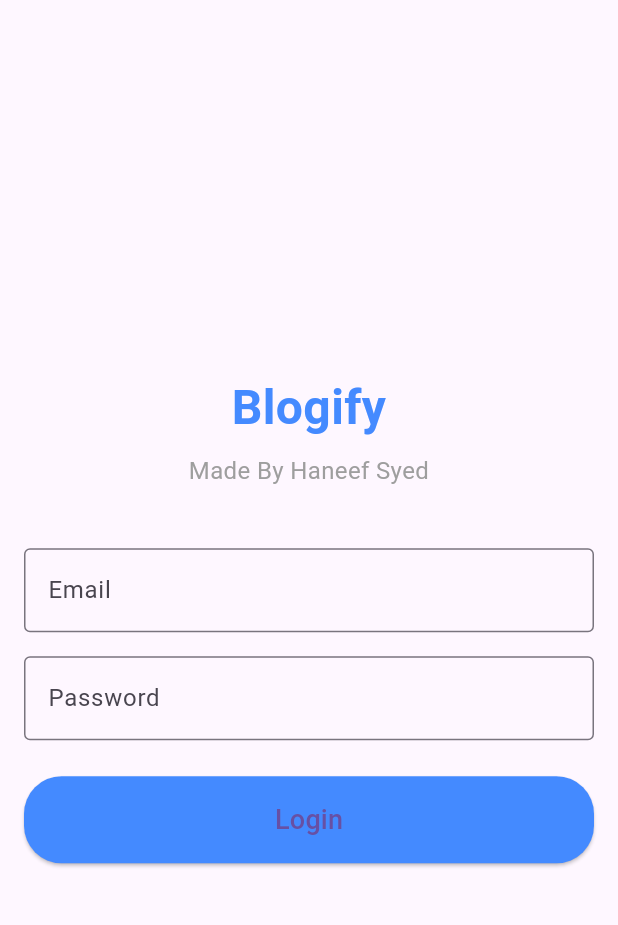
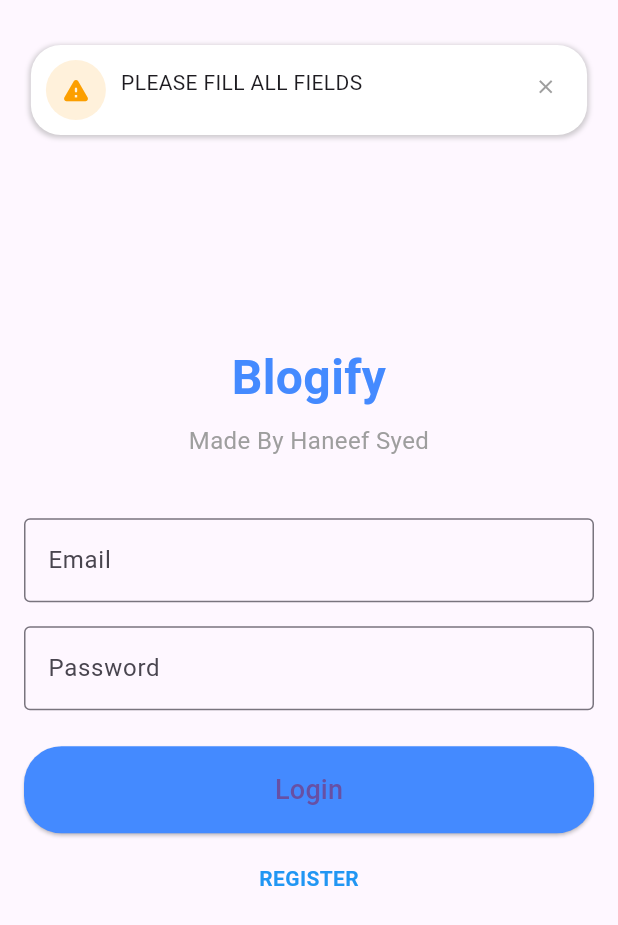
Before and after one commit to Anes2021/myB_blog_application, a Flutter app: the LoginScreen screen opened directly, after a tap on "Login", on a phone screen of 412 x 824 dp. Shown: the top 925 px of the screen. Run offline on Flutter 3.47's test engine with Material 3 defaults, Android fonts, the phone set to English and light mode, and no system bars; our stand-ins replace cherry_toast, cloud_firestore, firebase_auth, firebase_core, firebase_storage, google_fonts and 1 more; accounts and stored records are empty.

Commit message:
added logic for: streambuilder in main.dart & singOut & login screen

```diff
--- a/lib/screens/auth/login_screen.dart
+++ b/lib/screens/auth/login_screen.dart
@@ -1,7 +1,26 @@
+// ignore_for_file: use_build_context_synchronously
+
+import 'package:cherry_toast/cherry_toast.dart';
+import 'package:firebase_auth/firebase_auth.dart';
 import 'package:flutter/material.dart';
+import 'package:mustaqim/screens/auth/registration_screen.dart';
+import 'package:mustaqim/screens/home_screen.dart';
 
-class LoginScreen extends StatelessWidget {
+class LoginScreen extends StatefulWidget {
   const LoginScreen({super.key});
+
+  @override
+  State<LoginScreen> createState() => _LoginScreenState();
+}
+
+class _LoginScreenState extends State<LoginScreen> {
+  //* 1: create an instance
+  final FirebaseAuth auth = FirebaseAuth.instance;
+  //* 2: Controllers
+  final TextEditingController emailController = TextEditingController();
+  final TextEditingController passwordController = TextEditingController();
+  //* 4: create waiting bools
+  bool isSubmit = false;
 
   @override
   Widget build(BuildContext context) {
@@ -31,15 +50,17 @@ class LoginScreen extends StatelessWidget {
               ),
             ),
             const SizedBox(height: 40),
-            const TextField(
-              decoration: InputDecoration(
+            TextField(
+              controller: emailController,
+              decoration: const InputDecoration(
                 labelText: 'Email',
                 border: OutlineInputBorder(),
               ),
             ),
             const SizedBox(height: 16),
-            const TextField(
-              decoration: InputDecoration(
+            TextField(
+              controller: passwordController,
+              decoration: const InputDecoration(
                 labelText: 'Password',
                 border: OutlineInputBorder(),
               ),
@@ -47,9 +68,11 @@ class LoginScreen extends StatelessWidget {
             ),
             const SizedBox(height: 24),
             ElevatedButton(
-              onPressed: () {
-                // Handle login action
-              },
+              onPressed: isSubmit
+                  ? null
+                  : () async {
+                      await _login();
+                    },
               style: ElevatedButton.styleFrom(
                 padding: const EdgeInsets.all(16),
                 shape: RoundedRectangleBorder(
@@ -57,14 +80,75 @@ class LoginScreen extends StatelessWidget {
                 ),
                 backgroundColor: Colors.blueAccent,
               ),
-              child: const Text(
-                'Login',
-                style: TextStyle(fontSize: 18),
+              child: Text(
+                isSubmit ? "WAIT .." : 'Login',
+                style: const TextStyle(fontSize: 18),
               ),
             ),
+            const SizedBox(
+              height: 20,
+            ),
+            Center(
+              child: InkWell(
+                  onTap: () {
+                    //
+                    Navigator.of(context).pushReplacement(MaterialPageRoute(
+                      builder: (context) => const SignUpScreen(),
+                    ));
+                  },
+                  child: const Text(
+                    "REGISTER",
+                    style: TextStyle(
+                        color: Colors.blue, fontWeight: FontWeight.bold),
+                  )),
+            )
           ],
         ),
       ),
     );
   }
+
+  Future<void> _login() async {
+    setState(() {
+      isSubmit = true;
+    });
+    //* start
+    //! validation
+    if (emailController.text.trim().isEmpty ||
+        passwordController.text.trim().isEmpty) {
+      CherryToast.warning(
+        description: const Text("PLEASE FILL ALL FIELDS"),
+      ).show(context);
+
+      setState(() {
+        isSubmit = false;
+      });
+
+      return;
+    }
+
+    //*
+
+    try {
+      await auth.signInWithEmailAndPassword(
+          email: emailController.text.trim(),
+          password: passwordController.text.trim());
+
+      CherryToast.success(
+        description: const Text("REGISTRATION COMPLETED"),
+      ).show(context);
+
+      Navigator.of(context).pushReplacement(MaterialPageRoute(
+        builder: (context) => const HomeScreen(),
+      ));
+    } on FirebaseAuthException catch (e) {
+      CherryToast.error(
+        description: Text(e.code.toString()),
+      ).show(context);
+    }
+
+    setState(() {
+      isSubmit = false;
+    });
+  }
 }
```
Also changed, not shown: lib/main.dart (+23 -1 lines), lib/screens/auth/registration_screen.dart (+28 -6 lines), lib/screens/home_screen.dart (+18 -0 lines).
